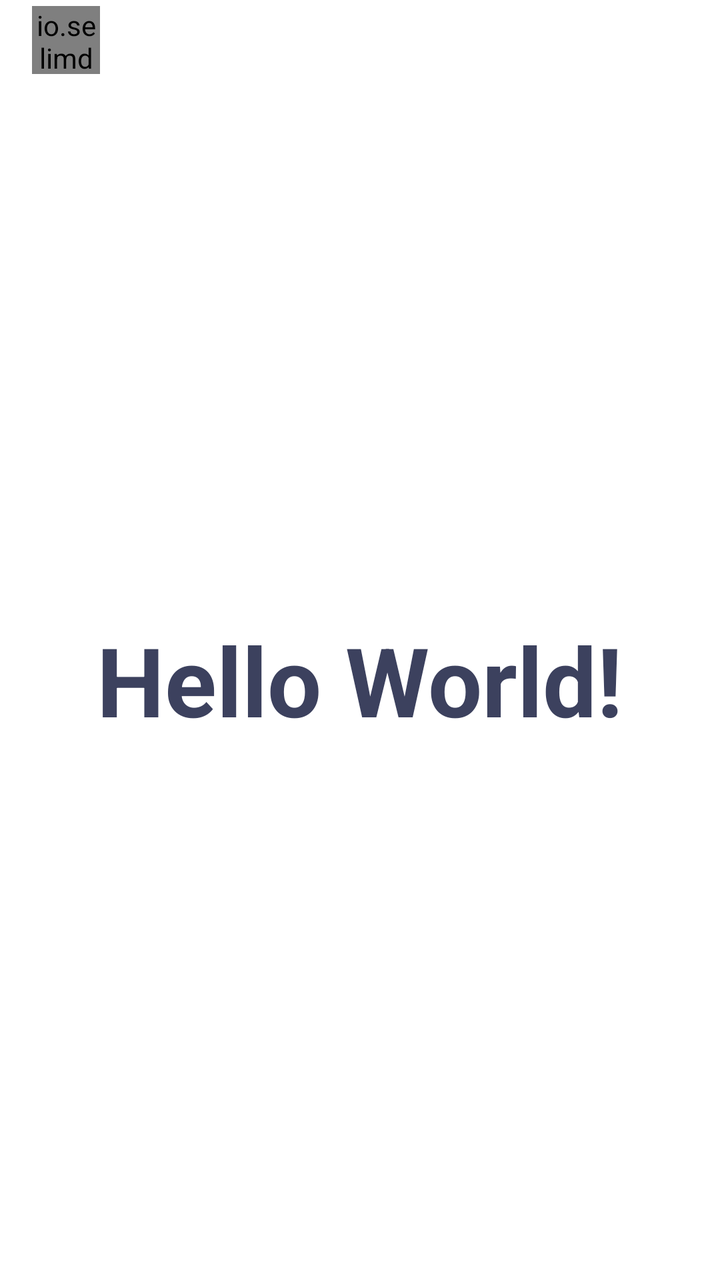
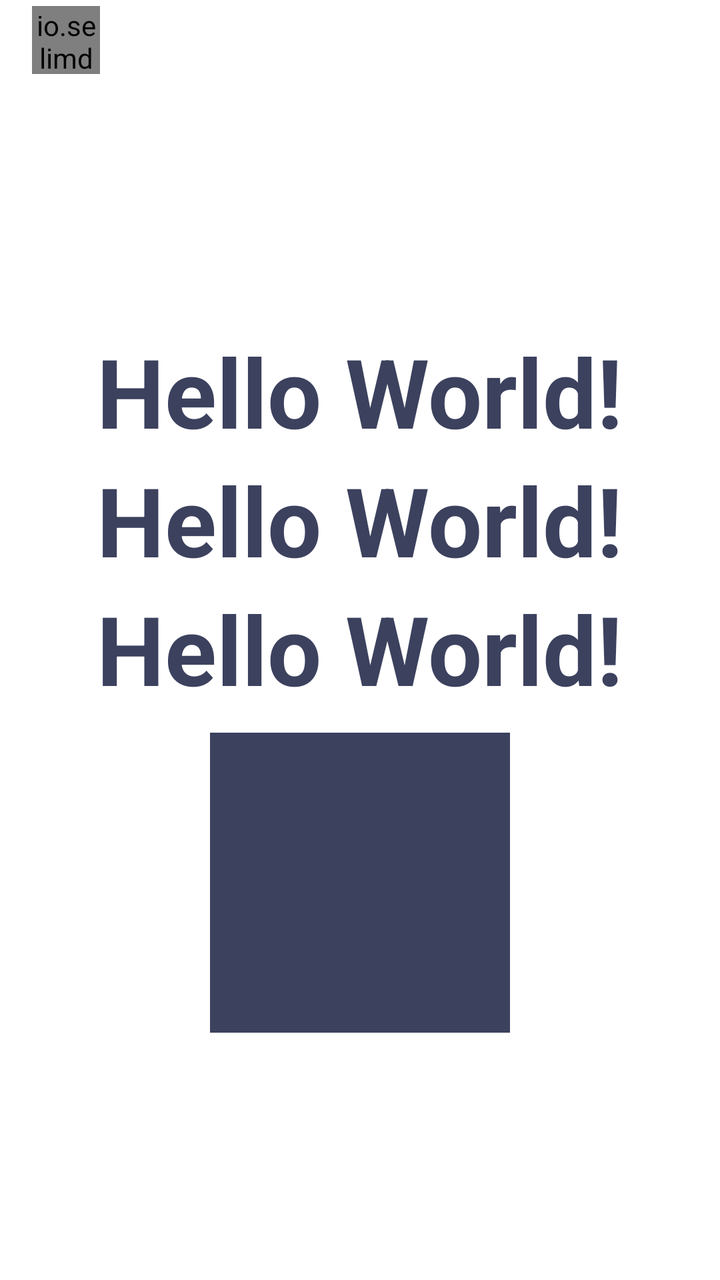

Before-and-after screenshots of an Android layout around one commit, followed by the original layout XML and the change that was made.
<!-- AndroidManifest.xml: application theme Theme.MC.One -->
<!-- res/layout/activity_main.xml -->
<?xml version="1.0" encoding="utf-8"?>
<LinearLayout xmlns:android="http://schemas.android.com/apk/res/android"
    android:layout_width="match_parent"
    android:layout_height="match_parent"
    android:background="?colorOnBackground"
    android:orientation="vertical">

    <include
        android:id="@+id/toolbar"
        layout="@layout/toolbar_main" />

    <LinearLayout
        android:layout_width="match_parent"
        android:layout_height="match_parent"
        android:layout_gravity="center"
        android:gravity="center"
        android:orientation="vertical">

        <TextView
            android:layout_width="wrap_content"
            android:layout_height="wrap_content"
            android:layout_gravity="center"
            android:gravity="center"
            android:text="Hello World!"
            android:textColor="?mc_track"
            android:textSize="48sp"
            android:textStyle="bold" />

    </LinearLayout>

</LinearLayout>
<!-- res/layout/toolbar_main.xml (included above) -->
<?xml version="1.0" encoding="utf-8"?>
<LinearLayout xmlns:android="http://schemas.android.com/apk/res/android"
    android:id="@+id/card"
    android:layout_width="match_parent"
    android:layout_height="40dp"
    android:background="?colorOnBackground"
    android:gravity="center_vertical"
    android:orientation="horizontal"
    android:paddingStart="16dp"
    android:paddingEnd="16dp">

    <io.selimdawa.multicolors.MultiColorButton
        android:layout_width="34dp"
        android:layout_height="34dp" />

</LinearLayout>
<!-- resources referenced by this layout -->
<resources>
  <style name="Theme.MC.One" parent="MC_Base_Theme">
          <item name="mc_bg">@color/mc_basic_2</item>
          <item name="mc_tick">@color/mc_basic_2</item>
          <item name="mc_track">@color/mc_basic_2</item>
      </style>
  <style name="MC_Base_Theme" parent="Theme.Material3.DayNight.NoActionBar">
          <item name="android:statusBarColor">@color/mc_white</item>
          <item name="android:windowLightStatusBar">true</item>
          <item name="colorPrimary">@color/mc_colorPrimary</item>
          <item name="colorOnBackground">@color/mc_white</item>
          <item name="colorError">@color/mc_dark</item>
      </style>
  <color name="mc_basic_2">#3c415e</color>
  <color name="mc_white">#ffffff</color>
  <color name="mc_colorPrimary">#fff</color>
  <color name="mc_dark">#000000</color>
</resources>

<!-- the commit's change to res/layout/activity_main.xml (unified diff, before → after) -->
@@ -26,6 +26,32 @@
             android:textSize="48sp"
             android:textStyle="bold" />
 
+        <TextView
+            android:layout_width="wrap_content"
+            android:layout_height="wrap_content"
+            android:layout_gravity="center"
+            android:gravity="center"
+            android:text="Hello World!"
+            android:textColor="?mc_tick"
+            android:textSize="48sp"
+            android:textStyle="bold" />
+
+        <TextView
+            android:layout_width="wrap_content"
+            android:layout_height="wrap_content"
+            android:layout_gravity="center"
+            android:gravity="center"
+            android:text="Hello World!"
+            android:textColor="?mc_track"
+            android:textSize="48sp"
+            android:textStyle="bold" />
+
+        <LinearLayout
+            android:layout_width="150dp"
+            android:layout_height="150dp"
+            android:layout_marginTop="10dp"
+            android:background="?mc_bg" />
+
     </LinearLayout>
 
 </LinearLayout>
